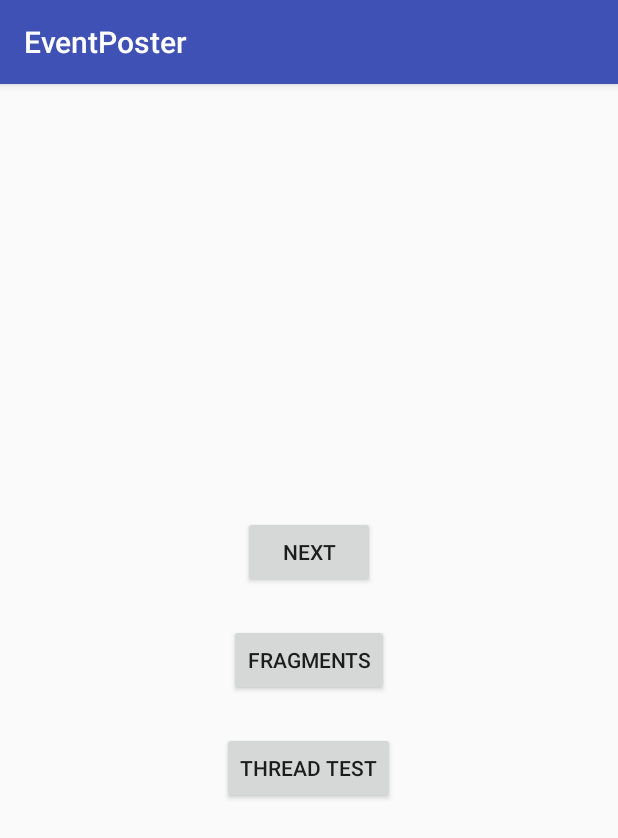
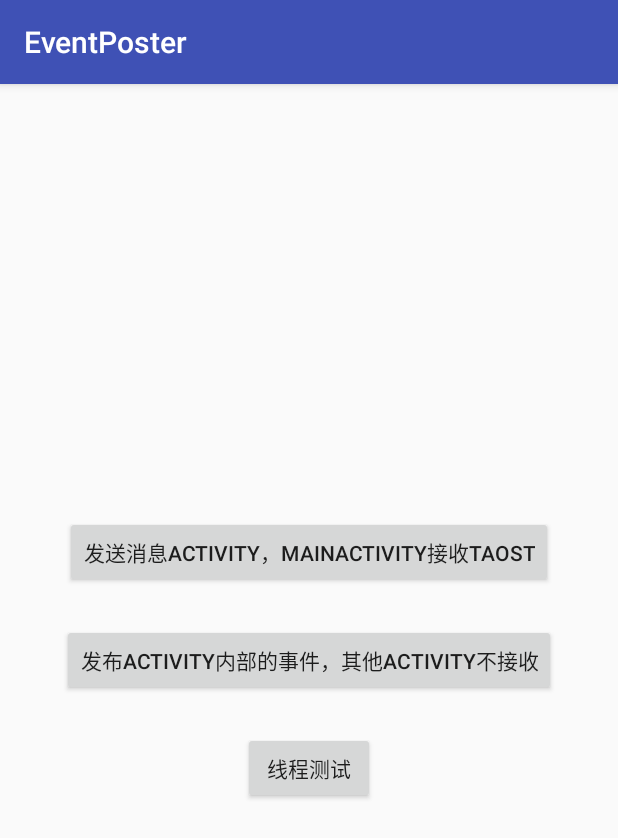
Before and after one commit to LuckyJayce/EventBus, an Android app: the screen it shows after launch (MainActivity), on a phone screen of 412 x 824 dp. Shown: the top 838 px of the screen. Run offline under Robolectric (Android 15) with nearby library versions, the phone set to English and light mode, and no system bars.

Commit message:
添加EventBus.withActivity(getActivity()) ，用于Activity内部的事件发布和接收。使用场景，同一个Activity内的Activity和Fragment的交互，Fragment和Fragment的交互。

```diff
--- a/app/src/main/java/com/shizhefei/eventbus/ReceiverFragment.java
+++ b/app/src/main/java/com/shizhefei/eventbus/ReceiverFragment.java
@@ -26,7 +26,7 @@ public class ReceiverFragment extends Fragment implements IMessageEvent {
 
         messageTextView = (TextView) layout.findViewById(R.id.receiver_message_textView);
 
-        EventBus.register(this);
+        EventBus.withActivity(getActivity()).register(this);
 
         return layout;
     }
@@ -41,7 +41,7 @@ public class ReceiverFragment extends Fragment implements IMessageEvent {
 
     @Override
     public void onDestroyView() {
-        EventBus.unregister(this);
+        EventBus.withActivity(getActivity()).unregister(this);
         super.onDestroyView();
     }
 }
--- a/app/src/main/res/layout/activity_fragment_test.xml
+++ b/app/src/main/res/layout/activity_fragment_test.xml
@@ -5,6 +5,12 @@
     android:layout_height="match_parent"
     android:orientation="vertical"
     tools:context="com.shizhefei.eventbus.FragmentTestActivity">
+
+    <Button
+        android:layout_width="wrap_content"
+        android:layout_height="wrap_content"
+        android:text="进入第二个Activity"
+        android:id="@+id/fragmentTest_next_button" />
 
     <com.shizhefei.view.indicator.ScrollIndicatorView
         android:id="@+id/fragmentTest_indicator"
--- a/app/src/main/res/layout/activity_main.xml
+++ b/app/src/main/res/layout/activity_main.xml
@@ -15,19 +15,19 @@
         android:id="@+id/button"
         android:layout_width="wrap_content"
         android:layout_height="wrap_content"
-        android:text="next" />
+        android:text="发送消息Activity，MainActivity接收taost" />
 
     <Button
         android:id="@+id/button2"
         android:layout_width="wrap_content"
         android:layout_height="wrap_content"
         android:layout_marginTop="24dp"
-        android:text="Fragments" />
+        android:text="发布Activity内部的事件，其他Activity不接收" />
 
     <Button
         android:id="@+id/button3"
         android:layout_width="wrap_content"
         android:layout_height="wrap_content"
         android:layout_marginTop="24dp"
-        android:text="Thread Test" />
+        android:text="线程测试" />
 </LinearLayout>
--- a/app/src/main/res/layout/activity_work.xml
+++ b/app/src/main/res/layout/activity_work.xml
@@ -4,8 +4,7 @@
     android:layout_width="match_parent"
     android:layout_height="match_parent"
     android:gravity="right"
-    android:orientation="vertical"
-    tools:context=".ThreadTestActivity">
+    android:orientation="vertical">
 
     <Button
         android:id="@+id/work_doUpdate_button"
--- a/library/src/main/java/com/shizhefei/eventbus/EventBus.java
+++ b/library/src/main/java/com/shizhefei/eventbus/EventBus.java
@@ -1,12 +1,12 @@
 /**
  * Copyright 2015 shizhefei（LuckyJayce）
- * <p/>
+ * <p>
  * Licensed under the Apache License, Version 2.0 (the "License");
  * you may not use this file except in compliance with the License.
  * You may obtain a copy of the License at
- * <p/>
+ * <p>
  * http://www.apache.org/licenses/LICENSE-2.0
- * <p/>
+ * <p>
  * Unless required by applicable law or agreed to in writing, software
  * distributed under the License is distributed on an "AS IS" BASIS,
  * WITHOUT WARRANTIES OR CONDITIONS OF ANY KIND, either express or implied.
@@ -15,15 +15,19 @@
  */
 package com.shizhefei.eventbus;
 
+import android.app.Activity;
+
+import java.util.WeakHashMap;
+
 public class EventBus {
 
-    private static EventBusImp eventPoster;
+    private static EventHandler eventPoster;
 
-    private static EventBusImp getDefault() {
+    private static EventHandler getDefault() {
         if (eventPoster == null) {
             synchronized (EventBus.class) {
                 if (eventPoster == null) {
-                    eventPoster = new EventBusImp();
+                    eventPoster = new EventHandler();
                 }
             }
         }
@@ -56,11 +60,6 @@ public class EventBus {
         getDefault().register(event);
     }
 
-    public static <EVENT extends IEvent> void register(Class<EVENT> eventClass, IEvent event) {
-        getDefault().register(event);
-    }
-
-
     /**
      * 注销掉这个对象的有event接口
      *
@@ -75,5 +74,22 @@ public class EventBus {
         return getDefault().isRegister(event);
     }
 
+    /**
+     * 获取Activity内通信的EventHandler
+     *
+     * @param activity
+     * @return
+     */
+    public static synchronized IEventHandler withActivity(Activity activity) {
+        EventHandler eventBusImp = eventBusImpMap.get(activity);
+        if (eventBusImp == null) {
+            eventBusImp = new EventHandler();
+            eventBusImpMap.put(activity, eventBusImp);
+        }
+        return eventBusImp;
+    }
+
+
+    private static WeakHashMap<Activity, EventHandler> eventBusImpMap = new WeakHashMap<>();
 
 }
--- a/library/src/main/java/com/shizhefei/eventbus/EventBusImp.java
+++ b/library/src/main/java/com/shizhefei/eventbus/EventHandler.java
@@ -40,16 +40,16 @@ import java.util.concurrent.atomic.AtomicInteger;
  * 整个思路就是观察者模式
  * 通过动态代理实现IEvent，一旦有方法被调用就通知注册的观察者
  */
-class EventBusImp {
+class EventHandler implements IEventHandler {
 
     /**
      * 通过动态代理实现的IEvent
      */
-    private Map<Class<IEvent>, IEvent> eventProxy = new ConcurrentHashMap<>();
+    private Map<Class<? extends IEvent>, IEvent> eventProxy = new ConcurrentHashMap<>();
     /**
      * 通过动态代理实现的IEvent，多了发送粘性消息功能
      */
-    private Map<Class<IEvent>, IEvent> eventStickyProxy = new ConcurrentHashMap<>();
+    private Map<Class<? extends IEvent>, IEvent> eventStickyProxy = new ConcurrentHashMap<>();
     /**
      * 注册的观察者
      */
@@ -79,16 +79,16 @@ class EventBusImp {
         private final AtomicInteger mCount = new AtomicInteger(1);
 
         public Thread newThread(Runnable r) {
-            return new Thread(r, "EventBusImp #" + mCount.getAndIncrement());
+            return new Thread(r, "EventHandler #" + mCount.getAndIncrement());
         }
     };
     private static final BlockingQueue<Runnable> sPoolWorkQueue =
-            new LinkedBlockingQueue<Runnable>(128);
+            new LinkedBlockingQueue<Runnable>();
     public static final Executor THREAD_POOL_EXECUTOR
             = new ThreadPoolExecutor(CORE_POOL_SIZE, MAXIMUM_POOL_SIZE, KEEP_ALIVE,
             TimeUnit.SECONDS, sPoolWorkQueue, sThreadFactory);
 
-    public EventBusImp() {
+    public EventHandler() {
         handler = new Handler(Looper.getMainLooper());
     }
 
@@ -99,6 +99,7 @@ class EventBusImp {
      * @param <EVENT>
      * @return
      */
+    @Override
     public <EVENT extends IEvent> EVENT get(Class<EVENT> eventClass) {
         return get(eventClass, false);
     }
@@ -108,6 +109,7 @@ class EventBusImp {
      *
      * @param eventClass
      */
+    @Override
     public void removeStickyEvent(Class<? extends IEvent> eventClass) {
         synchronized (stickyDataLock) {
             stickyDataMap.remove(eventClass);
@@ -117,6 +119,7 @@ class EventBusImp {
     /**
      * 移除掉所有的粘性消息
      */
+    @Override
     public void removeAllStickyEvent() {
         synchronized (stickyDataLock) {
             stickyDataMap.clear();
@@ -128,6 +131,7 @@ class EventBusImp {
      *
      * @param subscriber
      */
+    @Override
     public void register(IEvent subscriber) {
         //如果已经注册了就不再注册
         if (registers.containsKey(subscriber)) {
@@ -176,13 +180,12 @@ class EventBusImp {
         }
     }
 
-
     /**
      * 取消订阅事件
      *
      * @param subscriber
      */
-
+    @Override
     public void unregister(IEvent subscriber) {
         Register register = registers.remove(subscriber);
         register.isRegister = false;
@@ -195,15 +198,16 @@ class EventBusImp {
      * @param subscriber 订阅者
      * @return 是否订阅
      */
+    @Override
     public boolean isRegister(IEvent subscriber) {
         return registers.containsKey(subscriber);
     }
 
-
+    @Override
     public <EVENT extends IEvent> EVENT get(Class<EVENT> eventClass, boolean sticky) {
         //判断这个eventClass是否合法
         Util.validateServiceInterface(eventClass);
-        Map<Class<IEvent>, IEvent> map;
+        Map<Class<? extends IEvent>, IEvent> map;
         //是否发送粘性消息，存在不同的map中
         if (sticky) {
             map = eventStickyProxy;
@@ -212,7 +216,7 @@ class EventBusImp {
         }
         IEvent event = map.get(eventClass);
         if (event == null) {
-            synchronized (EventBusImp.class) {
+            synchronized (EventHandler.class) {
                 event = map.get(eventClass);
                 if (event == null) {
                     if (sticky) {
@@ -220,6 +224,7 @@ class EventBusImp {
                     } else {
                         event = (EVENT) Proxy.newProxyInstance(eventClass.getClassLoader(), new Class<?>[]{eventClass}, new ProxyInvocationHandler(eventClass));
                     }
+                    map.put(eventClass, event);
                 }
             }
         }
@@ -265,7 +270,7 @@ class EventBusImp {
             for (Entry<IEvent, Register> entry : registers.entrySet()) {
                 Register register = entry.getValue();
                 if (register.eventClassList.contains(service)) {
-                    EventBusImp.this.invoke(register.subscriber, register, method, args);
+                    EventHandler.this.invoke(register.subscriber, register, method, args);
                 }
             }
             return null;
--- /dev/null
+++ b/library/src/main/java/com/shizhefei/eventbus/IEventHandler.java
@@ -0,0 +1,64 @@
+package com.shizhefei.eventbus;
+
+/**
+ * 事件处理着
+ * Created by LuckyJayce on 2016/7/26.
+ */
+public interface IEventHandler {
+    /**
+     * 获取动态代理实现的IEvent，用来发送事件
+     *
+     * @param eventClass 事件的class
+     * @param <EVENT>    IEvent的class的泛型
+     * @return
+     */
+    <EVENT extends IEvent> EVENT get(Class<EVENT> eventClass);
+
+    /**
+     * 获取动态代理实现的IEvent，用来发送事件
+     *
+     * @param eventClass 事件的class
+     * @param sticky     是否粘性消息
+     * @param <EVENT>    IEvent的class的泛型
+     * @return
+     */
+    <EVENT extends IEvent> EVENT get(Class<EVENT> eventClass, boolean sticky);
+
+
+    /**
+     * 根据event移除掉对应的粘性消息
+     *
+     * @param eventClass 事件的class
+     */
+    void removeStickyEvent(Class<? extends IEvent> eventClass);
+
+    /**
+     * 移除掉所有的粘性消息
+     */
+    void removeAllStickyEvent();
+
+    /**
+     * 注册这个对象的所有event接口
+     *
+     * @param subscriber
+     */
+
+    void register(IEvent subscriber);
+
+    /**
+     * 注销掉这个对象的有event接口
+     *
+     * @param subscriber
+     */
+
+    void unregister(IEvent subscriber);
+
+    /**
+     * 是否订阅
+     *
+     * @param subscriber 订阅者
+     * @return 是否订阅
+     */
+    boolean isRegister(IEvent subscriber);
+
+}
```
Also changed, not shown: app/src/main/java/com/shizhefei/eventbus/FragmentTestActivity.java (+14 -0 lines), app/src/main/java/com/shizhefei/eventbus/SendFragment.java (+16 -12 lines), app/src/main/res/layout/activity_next.xml (+7 -7 lines), app/src/main/res/layout/fragment_a.xml (+4 -4 lines).
